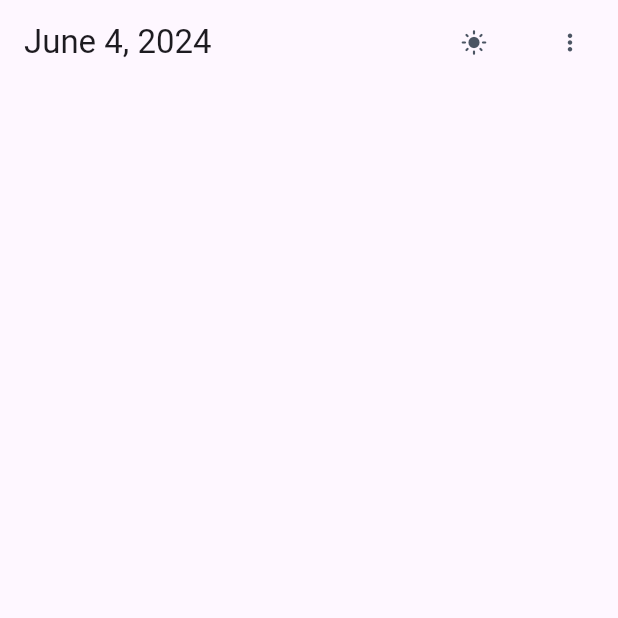
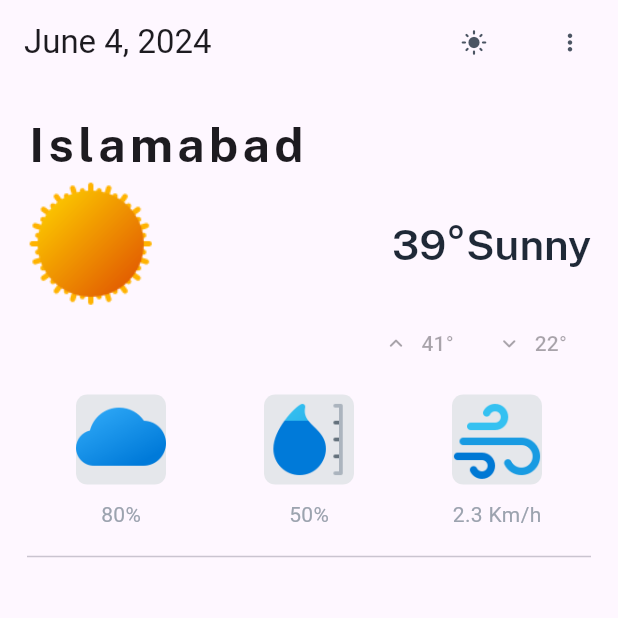
Before and after one commit to Has5an-Ali/WeatherUI, a Flutter app: the screen it shows after launch, on a phone screen of 412 x 824 dp, the top half of it. Run offline on Flutter 3.47's test engine with Material 3 defaults, Android fonts, the phone set to English and light mode, and no system bars; our stand-ins replace velocity_x.

Commit message:
Image Added

```diff
--- /dev/null
+++ b/weatheruiapp/lib/consts/colors.dart
@@ -0,0 +1,7 @@
+import 'package:flutter/material.dart';
+import 'package:velocity_x/velocity_x.dart';
+
+const bgColor = Color(0xff202125);
+const cardColor = Color(0xff57A0ED);
+const dividerColor = Vx.gray200;
+const textColor = Vx.gray800;
--- /dev/null
+++ b/weatheruiapp/lib/consts/fontstyle.dart
@@ -0,0 +1,3 @@
+const regular = "sans_regular";
+const semibold = "sans_semibold";
+const bold = "sans_bold";
--- /dev/null
+++ b/weatheruiapp/lib/consts/images.dart
@@ -0,0 +1,3 @@
+const String clouds = "assets/icons/clouds.png";
+const String humidity = "assets/icons/humidity.png";
+const String windspeed = "assets/icons/windspeed.png";
--- /dev/null
+++ b/weatheruiapp/lib/consts/strings.dart
@@ -0,0 +1,4 @@
+const String degree = "°";
+const String apiKey = "Your API Key here";
+const String currentEndpoint = "https://api.openweathermap.org/data/2.5/weather?lat={lat}&lon={lon}&appid={API key}";
+const String daysEndpoint = "api.openweathermap.org/data/2.5/forecast?lat={lat}&lon={lon}&appid={API key}";
--- a/weatheruiapp/lib/main.dart
+++ b/weatheruiapp/lib/main.dart
@@ -1,8 +1,11 @@
-// ignore_for_file: prefer_const_constructors
+// ignore_for_file: prefer_const_constructors, prefer_const_literals_to_create_immutables
 
 import 'package:flutter/material.dart';
 import 'package:velocity_x/velocity_x.dart';
 import 'package:intl/intl.dart';
+import 'package:weatheruiapp/consts/fontstyle.dart';
+import 'package:weatheruiapp/consts/images.dart';
+import 'package:weatheruiapp/consts/strings.dart';
 
 void main() {
   runApp(const MyApp());
@@ -47,7 +50,73 @@ class WeatherUi extends StatelessWidget {
         ],
       ),
       body: Container(
-        child: Column(),
+        padding: EdgeInsets.all(18),
+        child: Column(
+          crossAxisAlignment: CrossAxisAlignment.start,
+          children: [
+            "Islamabad".text.fontFamily(bold).letterSpacing(3).size(32).make(),
+            Row(
+              mainAxisAlignment: MainAxisAlignment.spaceBetween,
+              children: [
+                Image.asset(
+                  'assets/weather/01d.png',
+                  width: 85,
+                  height: 85,
+                ),
+                RichText(
+                    text: TextSpan(children: [
+                  TextSpan(
+                      text: "39$degree",
+                      style: TextStyle(
+                          color: Vx.gray800,
+                          fontSize: 28,
+                          fontFamily: semibold)),
+                  TextSpan(
+                      text: "Sunny",
+                      style: TextStyle(
+                          color: Vx.gray800,
+                          fontSize: 28,
+                          fontFamily: semibold))
+                ]))
+              ],
+            ),
+            Row(
+              mainAxisAlignment: MainAxisAlignment.end,
+              children: [
+                TextButton.icon(
+                    onPressed: null,
+                    icon: Icon(Icons.expand_less_rounded),
+                    label: "41$degree".text.make()),
+                TextButton.icon(
+                    onPressed: null,
+                    icon: Icon(Icons.expand_more_rounded),
+                    label: "22$degree".text.make())
+              ],
+            ),
+            10.heightBox,
+            Row(
+              mainAxisAlignment: MainAxisAlignment.spaceAround,
+              children: List.generate(3, (index) {
+                var iconlist = [clouds, humidity, windspeed];
+                var values = ["80%", "50%", "2.3 Km/h"];
+                return Column(
+                  children: [
+                    Image.asset(
+                      iconlist[index],
+                      width: 60,
+                      height: 60,
+                    ).box.gray200.roundedSM.make(),
+                    10.heightBox,
+                    values[index].text.gray400.make(),
+                  ],
+                );
+              }),
+            ),
+            10.heightBox,
+            Divider(),
+            10.heightBox
+          ],
+        ),
       ),
     );
   }
```
Also changed, not shown: weatheruiapp/pubspec.yaml (+8 -10 lines), weatheruiapp/assets/font/sans_bold.ttf (added), weatheruiapp/assets/font/sans_regular.ttf (added), weatheruiapp/assets/font/sans_semibold.ttf (added), weatheruiapp/assets/fonts/poppin.ttf (deleted), weatheruiapp/assets/fonts/poppin_bold.ttf (deleted), weatheruiapp/assets/fonts/poppin_light.ttf (deleted).
